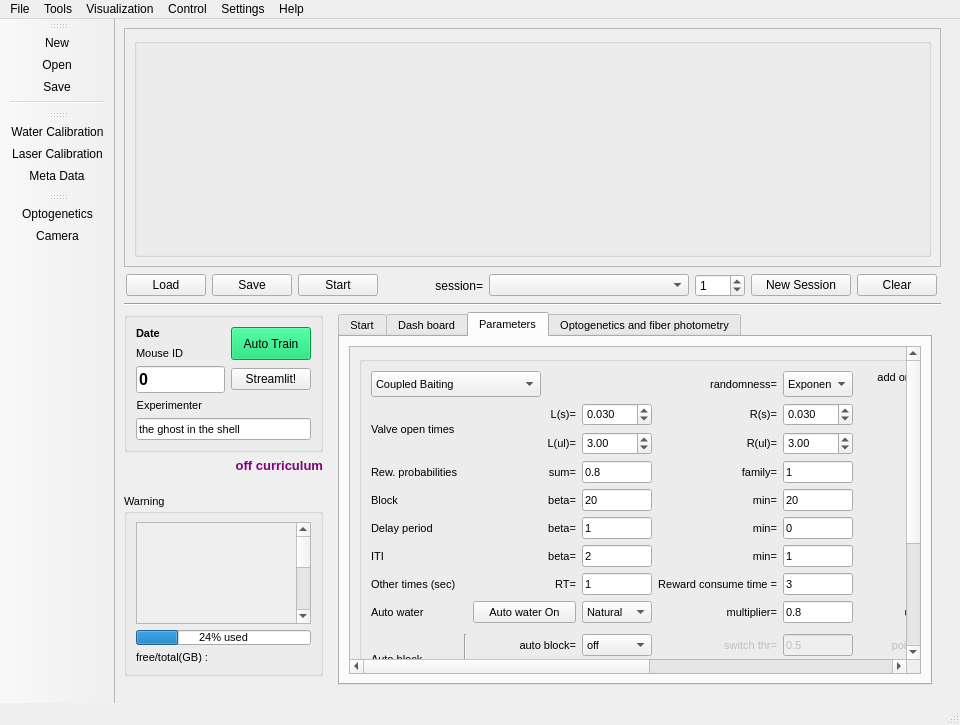
First picture: the form in src/foraging_gui/ForagingGUI.ui, repository AllenNeuralDynamics/dynamic-foraging-task, before the edit.
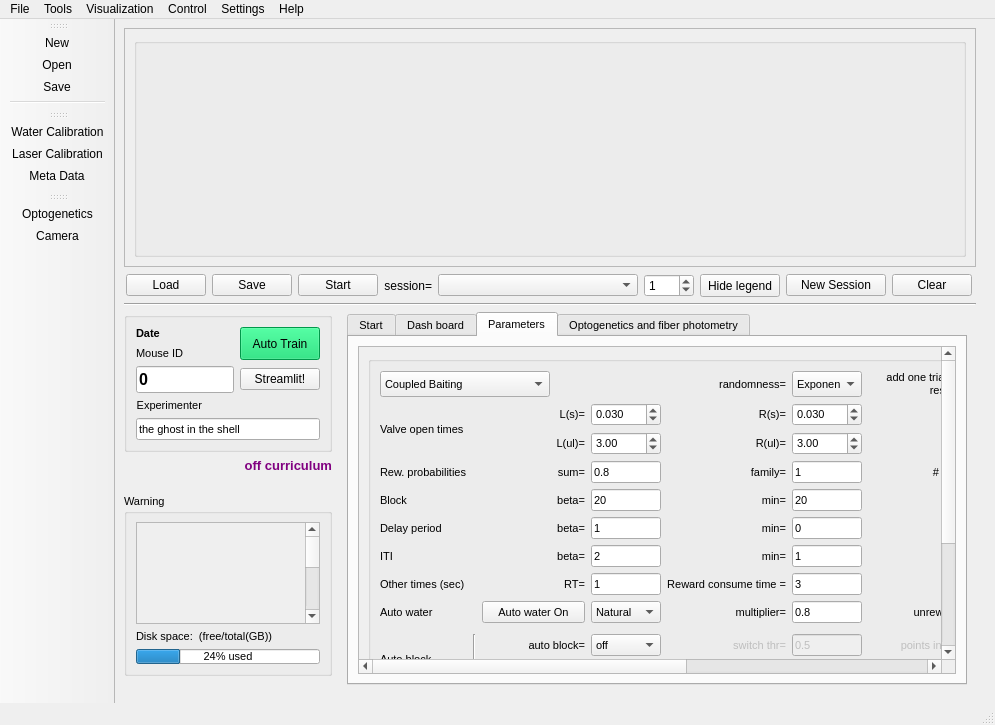
Second picture: the form after the edit. Icons and pictures are not drawn.

What changed in the file:
```diff
--- a/src/foraging_gui/ForagingGUI.ui
+++ b/src/foraging_gui/ForagingGUI.ui
@@ -126,20 +126,7 @@
         <property name="rightMargin">
          <number>4</number>
         </property>
-        <item row="1" column="11">
-         <widget class="QPushButton" name="Clear">
-          <property name="sizePolicy">
-           <sizepolicy hsizetype="Fixed" vsizetype="Fixed">
-            <horstretch>0</horstretch>
-            <verstretch>0</verstretch>
-           </sizepolicy>
-          </property>
-          <property name="text">
-           <string>Clear</string>
-          </property>
-         </widget>
-        </item>
-        <item row="1" column="3">
+        <item row="2" column="3">
          <spacer name="horizontalSpacer_5">
           <property name="orientation">
            <enum>Qt::Horizontal</enum>
@@ -152,32 +139,7 @@
           </property>
          </spacer>
         </item>
-        <item row="1" column="9" alignment="Qt::AlignRight">
-         <widget class="QPushButton" name="NewSession">
-          <property name="enabled">
-           <bool>true</bool>
-          </property>
-          <property name="sizePolicy">
-           <sizepolicy hsizetype="Fixed" vsizetype="Fixed">
-            <horstretch>0</horstretch>
-            <verstretch>0</verstretch>
-           </sizepolicy>
-          </property>
-          <property name="minimumSize">
-           <size>
-            <width>100</width>
-            <height>0</height>
-           </size>
-          </property>
-          <property name="text">
-           <string>New Session</string>
-          </property>
-          <property name="checkable">
-           <bool>true</bool>
-          </property>
-         </widget>
-        </item>
-        <item row="1" column="7">
+        <item row="2" column="7">
          <widget class="QSpinBox" name="SessionlistSpin">
           <property name="sizePolicy">
            <sizepolicy hsizetype="Expanding" vsizetype="Expanding">
@@ -202,7 +164,7 @@
           </property>
          </widget>
         </item>
-        <item row="1" column="0">
+        <item row="2" column="0">
          <widget class="QPushButton" name="Load">
           <property name="sizePolicy">
            <sizepolicy hsizetype="Fixed" vsizetype="Fixed">
@@ -215,7 +177,7 @@
           </property>
          </widget>
         </item>
-        <item row="1" column="5">
+        <item row="2" column="4">
          <widget class="QLabel" name="label_73">
           <property name="enabled">
            <bool>true</bool>
@@ -237,18 +199,33 @@
           </property>
          </widget>
         </item>
-        <item row="1" column="6">
-         <widget class="QComboBox" name="Sessionlist">
+        <item row="2" column="9" alignment="Qt::AlignRight">
+         <widget class="QPushButton" name="NewSession">
+          <property name="enabled">
+           <bool>true</bool>
+          </property>
+          <property name="sizePolicy">
+           <sizepolicy hsizetype="Fixed" vsizetype="Fixed">
+            <horstretch>0</horstretch>
+            <verstretch>0</verstretch>
+           </sizepolicy>
+          </property>
           <property name="minimumSize">
            <size>
-            <width>200</width>
+            <width>100</width>
             <height>0</height>
            </size>
           </property>
+          <property name="text">
+           <string>New Session</string>
+          </property>
+          <property name="checkable">
+           <bool>true</bool>
+          </property>
          </widget>
         </item>
-        <item row="1" column="1">
-         <widget class="QPushButton" name="Save">
+        <item row="2" column="11">
+         <widget class="QPushButton" name="Clear">
           <property name="sizePolicy">
            <sizepolicy hsizetype="Fixed" vsizetype="Fixed">
             <horstretch>0</horstretch>
@@ -256,11 +233,11 @@
            </sizepolicy>
           </property>
           <property name="text">
-           <string>Save</string>
+           <string>Clear</string>
           </property>
          </widget>
         </item>
-        <item row="1" column="2">
+        <item row="2" column="2">
          <widget class="QPushButton" name="Start">
           <property name="enabled">
            <bool>true</bool>
@@ -285,6 +262,48 @@
           </property>
          </widget>
         </item>
+        <item row="2" column="1">
+         <widget class="QPushButton" name="Save">
+          <property name="sizePolicy">
+           <sizepolicy hsizetype="Fixed" vsizetype="Fixed">
+            <horstretch>0</horstretch>
+            <verstretch>0</verstretch>
+           </sizepolicy>
+          </property>
+          <property name="text">
+           <string>Save</string>
+          </property>
+         </widget>
+        </item>
+        <item row="2" column="5">
+         <widget class="QComboBox" name="Sessionlist">
+          <property name="minimumSize">
+           <size>
+            <width>200</width>
+            <height>0</height>
+           </size>
+          </property>
+         </widget>
+        </item>
+        <item row="2" column="8">
+         <widget class="QPushButton" name="HideLegend">
+          <property name="enabled">
+           <bool>true</bool>
+          </property>
+          <property name="sizePolicy">
+           <sizepolicy hsizetype="Expanding" vsizetype="Expanding">
+            <horstretch>0</horstretch>
+            <verstretch>0</verstretch>
+           </sizepolicy>
+          </property>
+          <property name="text">
+           <string>Hide legend</string>
+          </property>
+          <property name="checkable">
+           <bool>true</bool>
+          </property>
+         </widget>
+        </item>
        </layout>
       </item>
       <item>
@@ -571,6 +590,12 @@
                   <verstretch>0</verstretch>
                  </sizepolicy>
                 </property>
+                <property name="minimumSize">
+                 <size>
+                  <width>0</width>
+                  <height>0</height>
+                 </size>
+                </property>
                 <property name="maximumSize">
                  <size>
                   <width>100000</width>
@@ -585,38 +610,8 @@
                 <property name="title">
                  <string>Warning</string>
                 </property>
-                <layout class="QGridLayout" name="gridLayout_7">
-                 <item row="1" column="0">
-                  <widget class="QProgressBar" name="DiskSpaceProgreeBar">
-                   <property name="enabled">
-                    <bool>true</bool>
-                   </property>
-                   <property name="maximumSize">
-                    <size>
-                     <width>16777215</width>
-                     <height>15</height>
-                    </size>
-                   </property>
-                   <property name="font">
-                    <font>
-                     <stylestrategy>PreferDefault</stylestrategy>
-                    </font>
-                   </property>
-                   <property name="whatsThis">
-                    <string/>
-                   </property>
-                   <property name="value">
-                    <number>24</number>
-                   </property>
-                   <property name="textVisible">
-                    <bool>true</bool>
-                   </property>
-                   <property name="format">
-                    <string>%p% used</string>
-                   </property>
-                  </widget>
-                 </item>
-                 <item row="0" column="0">
+                <layout class="QVBoxLayout" name="verticalLayout_2">
+                 <item>
                   <widget class="QScrollArea" name="scrollArea_6">
                    <property name="widgetResizable">
                     <bool>true</bool>
@@ -915,10 +910,40 @@
                    </widget>
                   </widget>
                  </item>
-                 <item row="2" column="0">
+                 <item>
                   <widget class="QLabel" name="diskspace">
                    <property name="text">
-                    <string>free/total(GB) : </string>
+                    <string>Disk space:  (free/total(GB))  </string>
+                   </property>
+                  </widget>
+                 </item>
+                 <item>
+                  <widget class="QProgressBar" name="DiskSpaceProgreeBar">
+                   <property name="enabled">
+                    <bool>true</bool>
+                   </property>
+                   <property name="maximumSize">
+                    <size>
+                     <width>16777215</width>
+                     <height>15</height>
+                    </size>
+                   </property>
+                   <property name="font">
+                    <font>
+                     <stylestrategy>PreferDefault</stylestrategy>
+                    </font>
+                   </property>
+                   <property name="whatsThis">
+                    <string/>
+                   </property>
+                   <property name="value">
+                    <number>24</number>
+                   </property>
+                   <property name="textVisible">
+                    <bool>true</bool>
+                   </property>
+                   <property name="format">
+                    <string>%p% used</string>
                    </property>
                   </widget>
                  </item>
```
Left out of the diff: 8 changed lines with no effect on the pictures.
